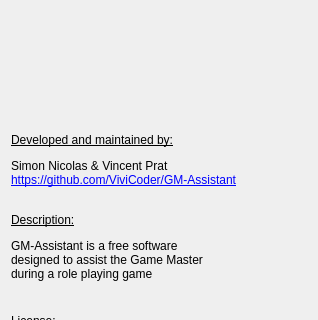
Before: the Qt Designer form sources/windows/AboutDialog.ui in ViviCoder/GM-Assistant, drawn with Qt 5; both pictures show x 0 to 318 and y 153 to 473 of the 318 by 654 pixel window.
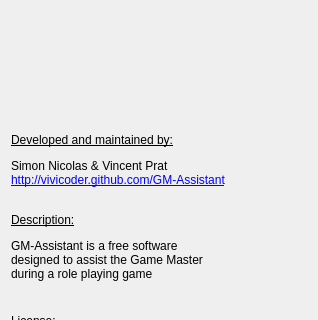
After: the same form once the commit is applied. Icons and pictures are not drawn.

What changed in the file:
```diff
--- a/sources/windows/AboutDialog.ui
+++ b/sources/windows/AboutDialog.ui
@@ -70,7 +70,10 @@
 &lt;html&gt;&lt;body&gt;
 &lt;p style=&quot;text-decoration: underline&quot;&gt;Developed and maintained by:&lt;/p&gt;
 &lt;p&gt;Simon Nicolas &amp;amp; Vincent Prat&lt;br /&gt;
-&lt;a href=&quot;https://github.com/ViviCoder/GM-Assistant&quot;&gt;&lt;span style=&quot; text-decoration: underline; color:#0000ff;&quot;&gt;https://github.com/ViviCoder/GM-Assistant&lt;/span&gt;&lt;/a&gt;&lt;/p&gt;&lt;/body&gt;&lt;/html&gt;</string>
+&lt;a href=&quot;http://vivicoder.github.com/GM-Assistant&quot;&gt;&lt;span style=&quot; text-decoration: underline; color:#0000ff;&quot;&gt;http://vivicoder.github.com/GM-Assistant&lt;/span&gt;&lt;/a&gt;&lt;/p&gt;&lt;/body&gt;&lt;/html&gt;</string>
+     </property>
+     <property name="openExternalLinks">
+      <bool>true</bool>
      </property>
     </widget>
    </item>
```
Left out of the diff: 10 changed lines with no effect on the pictures.
